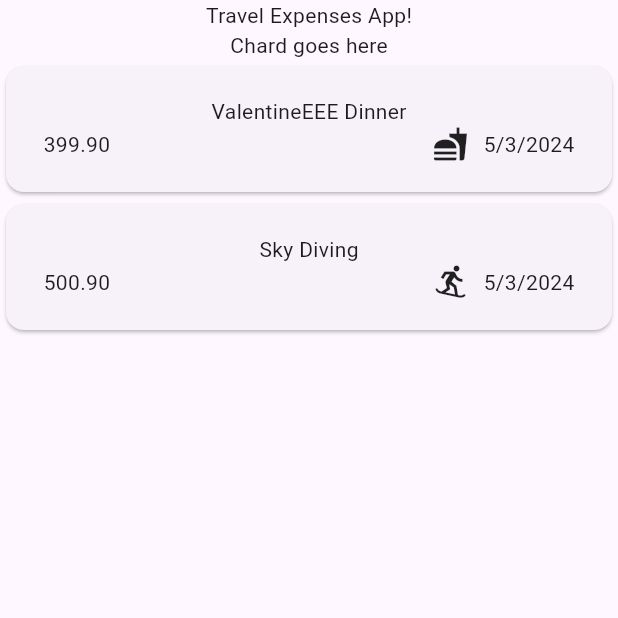
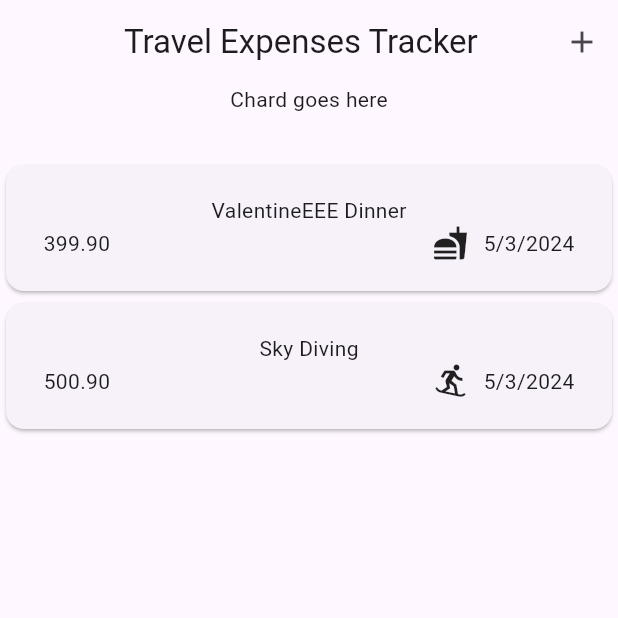
Before and after one commit to H4hmad/travel_expenses, a Flutter app: the screen it shows after launch, on a phone screen of 412 x 824 dp, the top half of it. Run offline on Flutter 3.47's test engine with Material 3 defaults, Android fonts, the phone set to English and light mode, and no system bars.

```diff
--- a/lib/widgets/expenses.dart
+++ b/lib/widgets/expenses.dart
@@ -1,6 +1,7 @@
 import 'package:flutter/material.dart';
 import 'package:travel_expenses/models/expense.dart';
 import 'package:travel_expenses/widgets/expenses_list/expenses_list.dart';
+import 'package:travel_expenses/widgets/new_eexpense.dart';
 
 class Expenses extends StatefulWidget {
   const Expenses({super.key});
@@ -24,13 +25,31 @@ class _ExpensesState extends State<Expenses> {
         category: Category.experience)
   ];
 
+  void _openAddExpenseItemOverlay() {
+    showModalBottomSheet(
+      context: context,
+      builder: (modalContext) => const NewExpense(),
+    );
+  }
+
   @override
   Widget build(BuildContext context) {
     return Scaffold(
+      appBar: AppBar(
+        title: const Text("Travel Expenses Tracker  "),
+        centerTitle: true,
+        actions: [
+          IconButton(
+            onPressed: _openAddExpenseItemOverlay,
+            icon: const Icon(Icons.add),
+          ),
+        ],
+      ),
       body: Column(
         children: [
-          const Text("Travel Expenses App!"),
+          // const Text("Travel Expenses App!"),
           const Text("Chard goes here"),
+          const SizedBox(height: 30),
           Expanded(
             child: ExpensesList(allExpenses: _myExpenses),
           ),
```
Also changed, not shown: lib/widgets/new_eexpense.dart (added, +44 -0 lines).
